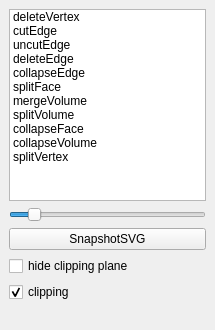
Above: Apps/Tuto/tuto_oper3.ui from cgogn/CGoGN before the change; both pictures show x 0 to 215 and y 0 to 330 of the 215 by 481 pixel window. Below: the same form after it.
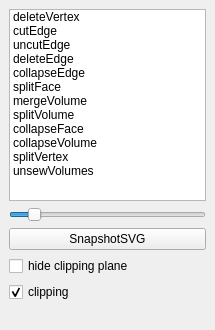
That is the form after the change.

The edit to the form file:
```diff
--- a/Apps/Tuto/tuto_oper3.ui
+++ b/Apps/Tuto/tuto_oper3.ui
@@ -145,6 +145,11 @@
         <string>splitVertex</string>
        </property>
       </item>
+      <item>
+       <property name="text">
+        <string>unsewVolumes</string>
+       </property>
+      </item>
      </widget>
     </item>
     <item row="6" column="0">
```
